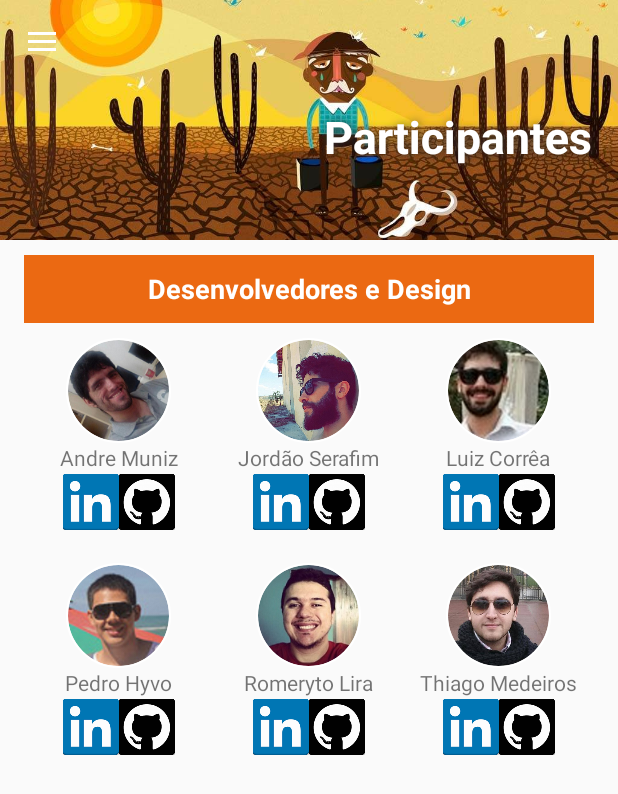
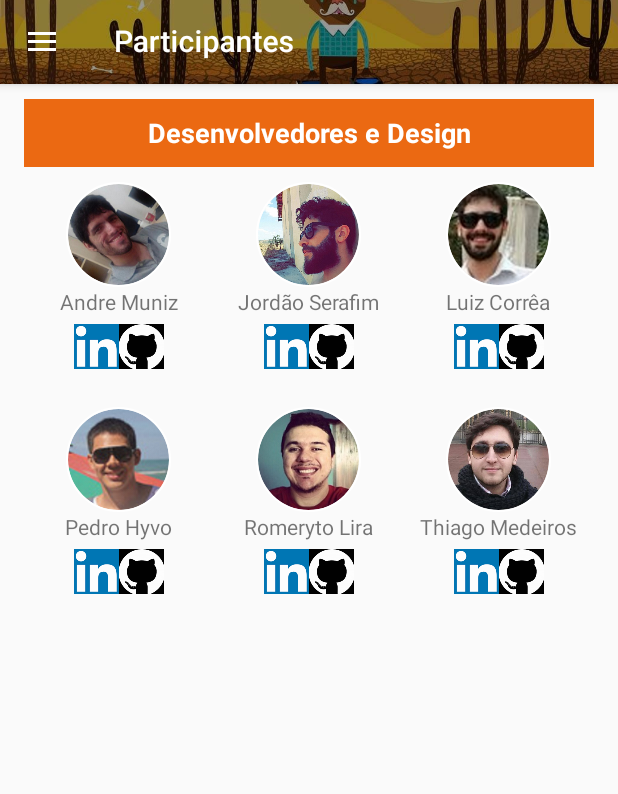
Before and after one commit to umbucaja/moringa-android, an Android app: the screen it shows after launch (MoringaActivity), in the side drawer, after a tap on "Participantes", on a phone screen of 412 x 824 dp. Shown: the top 794 px of the screen. Run offline under Robolectric (Android 15) with nearby library versions, the phone set to English and light mode, and no system bars; our stand-ins replace CircleImageView, Picasso; libraries missing offline, so code that uses them is left out: com.github.mikephil.charting; pictures from the network do not load.

Commit message:
expanded bar and change icon search

```diff
--- a/app/src/main/java/umbucaja/moringa/MoringaActivity.java
+++ b/app/src/main/java/umbucaja/moringa/MoringaActivity.java
@@ -122,13 +122,15 @@ public class MoringaActivity extends AppCompatActivity
         return true;
     }
 
+
+
     @Override
     public boolean onOptionsItemSelected(MenuItem item) {
         // Handle action bar item clicks here. The action bar will
         // automatically handle clicks on the Home/Up button, so long
         // as you specify a parent activity in AndroidManifest.xml.
         int id = item.getItemId();
-
+        System.out.println("ITEM ID: "+id);
         //noinspection SimplifiableIfStatement
         if (id == R.id.action_search) {
             Snackbar.make(findViewById(R.id.content_moringa), "search", Snackbar.LENGTH_LONG).show();
--- a/app/src/main/java/umbucaja/moringa/adapter/SearchViewAdapter.java
+++ b/app/src/main/java/umbucaja/moringa/adapter/SearchViewAdapter.java
@@ -5,6 +5,8 @@ import android.support.v4.widget.CursorAdapter;
 import android.support.v7.widget.SearchView;
 import android.widget.AdapterView;
 import android.widget.ArrayAdapter;
+
+import umbucaja.moringa.R;
 
 /**
  * Created by jordaoesa on 21/06/2016.
@@ -21,6 +23,9 @@ public class SearchViewAdapter extends SearchView {
     public void initialize() {
         mSearchAutoComplete = (SearchAutoComplete) findViewById(android.support.v7.appcompat.R.id.search_src_text);
         mSearchAutoComplete.setThreshold(1);
+        mSearchAutoComplete.setHintTextColor(getResources().getColor(R.color.background_color));
+        //mSearchAutoComplete.setBackground(getResources().getDrawable(R.color.background_color));
+
         mSearchAutoComplete.setDropDownBackgroundDrawable(getResources().getDrawable(android.support.v7.appcompat.R.drawable.abc_popup_background_mtrl_mult));
         this.setAdapter(null);
         this.setOnItemClickListener(null);
--- a/app/src/main/java/umbucaja/moringa/fragments/AcudesFragment.java
+++ b/app/src/main/java/umbucaja/moringa/fragments/AcudesFragment.java
@@ -16,6 +16,7 @@ import android.view.MenuItem;
 import android.view.View;
 import android.view.ViewGroup;
 import android.widget.AdapterView;
+import android.widget.ImageView;
 
 import umbucaja.moringa.MoringaActivity;
 import umbucaja.moringa.R;
@@ -84,11 +85,30 @@ public class AcudesFragment extends Fragment {
         setHasOptionsMenu(true);
     }
 
+
+
     @Override
     public void onCreateOptionsMenu(final Menu menu, final MenuInflater inflater) {
         final MenuItem searchItem = menu.findItem(R.id.action_search);
+
+
+
         searchView = (SearchViewAdapter) MenuItemCompat.getActionView(searchItem);
+
+        searchView.setOnSearchClickListener(new View.OnClickListener() {
+            @Override
+            public void onClick(View view) {
+                ((MoringaActivity)getActivity()).appBarLayout.setExpanded(false);
+            }
+        });
+
+        //SearchView mSearchView = (SearchView) MenuItemCompat.getActionView(searchViewMenuItem);
+        int searchImgId = android.support.v7.appcompat.R.id.search_button; // I used the explicit layout ID of searchview's ImageView
+        final ImageView v = (ImageView) searchView.findViewById(searchImgId);
+        v.setImageResource(R.drawable.ic_search_moringa);
+
         searchView.setQueryHint("Buscar Cidade...");
+
         searchView.setOnItemClickListener(new AdapterView.OnItemClickListener() {
             @Override
             public void onItemClick(AdapterView<?> parent, View view, int position, long id) {
@@ -107,7 +127,7 @@ public class AcudesFragment extends Fragment {
                 waterSourcesRecyclerView.setLayoutManager(new LinearLayoutManager(getContext()));
 
                 Server.getInstance(getContext()).getWaterAllSourcesFromCity(waterSourcesRecyclerView, city);
-
+                ((MoringaActivity)getActivity()).appBarLayout.setExpanded(true);
             }
         });
 
@@ -132,6 +152,13 @@ public class AcudesFragment extends Fragment {
         }
         ((MoringaActivity)getActivity()).collapsingToolbar.setStatusBarScrimColor(Color.parseColor("#00000000"));
         ((MoringaActivity)getActivity()).collapsingToolbar.setContentScrimColor(Color.parseColor("#66000000"));
+        ((MoringaActivity)getContext()).appBarLayout.setOnClickListener(new View.OnClickListener() {
+            @Override
+            public void onClick(View view) {
+                ((MoringaActivity)getActivity()).appBarLayout.setExpanded(false);
+                //searchView.onActionViewExpanded();
+            }
+        });
         return rootView;
     }
 
--- a/app/src/main/java/umbucaja/moringa/fragments/SobreFragment.java
+++ b/app/src/main/java/umbucaja/moringa/fragments/SobreFragment.java
@@ -85,8 +85,6 @@ public class SobreFragment extends Fragment {
         ImageView imageView = (ImageView) view.findViewById(R.id.image_view_logo_sobre);
         Picasso.with(getContext()).load(R.drawable.moringa_sobre).into(imageView);
 
-        //Glide.with(getContext()).load(R.drawable.moringa_sobre).centerCrop().into(imageView);
-
         return view;
     }
 
--- a/app/src/main/res/layout/fragment_desenvolvedores.xml
+++ b/app/src/main/res/layout/fragment_desenvolvedores.xml
@@ -85,18 +85,19 @@
                     android:gravity="center">
 
                     <ImageButton
-                        android:layout_width="37dp"
-                        android:layout_height="37dp"
+                        android:layout_width="30dp"
+                        android:layout_height="30dp"
                         android:src="@mipmap/ic_linkedin"
                         android:id="@+id/ib_linkedin_andre"
                         android:onClick="openNavigation"
                         android:tag="https://br.linkedin.com/in/andrefnmuniz"
                         android:layout_below="@+id/textView1"
                         android:layout_toLeftOf="@+id/space"
-                        android:layout_toStartOf="@+id/space" />
+                        android:layout_toStartOf="@+id/space"
+                       />
                     <ImageButton
-                        android:layout_width="37dp"
-                        android:layout_height="37dp"
+                        android:layout_width="30dp"
+                        android:layout_height="30dp"
                         android:src="@mipmap/ic_github"
                         android:onClick="openNavigation"
                         android:tag="https://github.com/Netherdan"
@@ -147,8 +148,8 @@
                     android:gravity="center">
 
                     <ImageButton
-                        android:layout_width="37dp"
-                        android:layout_height="37dp"
+                        android:layout_width="30dp"
+                        android:layout_height="30dp"
                         android:src="@mipmap/ic_linkedin"
                         android:id="@+id/ib_linkedin_jordao"
                         android:onClick="openNavigation"
@@ -157,8 +158,8 @@
                         android:layout_toLeftOf="@+id/space2"
                         android:layout_toStartOf="@+id/space2" />
                     <ImageButton
-                        android:layout_width="37dp"
-                        android:layout_height="37dp"
+                        android:layout_width="30dp"
+                        android:layout_height="30dp"
                         android:src="@mipmap/ic_github"
                         android:onClick="openNavigation"
                         android:tag="https://github.com/jordaoesa"
@@ -212,8 +213,8 @@
 
 
                     <ImageButton
-                        android:layout_width="37dp"
-                        android:layout_height="37dp"
+                        android:layout_width="30dp"
+                        android:layout_height="30dp"
                         android:src="@mipmap/ic_linkedin"
                         android:id="@+id/ib_linkedin_luiz"
                         android:onClick="openNavigation"
@@ -222,8 +223,8 @@
                         android:layout_toLeftOf="@+id/space3"
                         android:layout_toStartOf="@+id/space3" />
                     <ImageButton
-                        android:layout_width="37dp"
-                        android:layout_height="37dp"
+                        android:layout_width="30dp"
+                        android:layout_height="30dp"
                         android:src="@mipmap/ic_github"
                         android:onClick="openNavigation"
                         android:tag="https://github.com/laccf"
@@ -288,8 +289,8 @@
                     android:gravity="center">
 
                     <ImageButton
-                        android:layout_width="37dp"
-                        android:layout_height="37dp"
+                        android:layout_width="30dp"
+                        android:layout_height="30dp"
                         android:src="@mipmap/ic_linkedin"
                         android:id="@+id/ib_linkedin_pedro"
                         android:onClick="openNavigation"
@@ -300,8 +301,8 @@
                         android:layout_toLeftOf="@+id/space4"
                         android:layout_toStartOf="@+id/space4"/>
                     <ImageButton
-                        android:layout_width="37dp"
-                        android:layout_height="37dp"
+                        android:layout_width="30dp"
+                        android:layout_height="30dp"
                         android:src="@mipmap/ic_github"
                         android:onClick="openNavigation"
                         android:tag="https://github.com/pedrohyvo"
@@ -347,8 +348,8 @@
                     android:gravity="center">
 
                     <ImageButton
-                        android:layout_width="37dp"
-                        android:layout_height="37dp"
+                        android:layout_width="30dp"
+                        android:layout_height="30dp"
                         android:src="@mipmap/ic_linkedin"
                         android:id="@+id/ib_linkedin_romeryto"
                         android:onClick="openNavigation"
@@ -359,8 +360,8 @@
                         android:layout_toLeftOf="@+id/space5"
                         android:layout_toStartOf="@+id/space5"/>
                     <ImageButton
-                        android:layout_width="37dp"
-                        android:layout_height="37dp"
+                        android:layout_width="30dp"
+                        android:layout_height="30dp"
                         android:src="@mipmap/ic_github"
                         android:onClick="openNavigation"
                         android:tag="https://github.com/romeryto"
@@ -406,8 +407,8 @@
                     android:layout_gravity="center_horizontal"
                     android:gravity="center">
                     <ImageButton
-                        android:layout_width="37dp"
-                        android:layout_height="37dp"
+                        android:layout_width="30dp"
+                        android:layout_height="30dp"
                         android:src="@mipmap/ic_linkedin"
                         android:id="@+id/ib_linkedin_thiago"
                         android:onClick="openNavigation"
@@ -418,8 +419,8 @@
                         android:layout_toLeftOf="@+id/space6"
                         android:layout_toStartOf="@+id/space6"/>
                     <ImageButton
-                        android:layout_width="37dp"
-                        android:layout_height="37dp"
+                        android:layout_width="30dp"
+                        android:layout_height="30dp"
                         android:src="@mipmap/ic_github"
                         android:onClick="openNavigation"
                         android:tag="https://github.com/thiagoalmedeiros"
```
Also changed, not shown: app/src/main/res/layout/fragment_sobre.xml (+58 -1 lines), app/src/main/res/values/strings.xml (+4 -12 lines), app/src/main/res/drawable-hdpi/ic_search_moringa.png (added), app/src/main/res/drawable-mdpi/ic_search_moringa.png (added), app/src/main/res/drawable-xhdpi/ic_search_moringa.png (added), app/src/main/res/drawable-xxhdpi/ic_search_moringa.png (added), app/src/main/res/drawable-xxxhdpi/ic_search_moringa.png (added), app/src/main/res/drawable/aesa_logo.png (added), app/src/main/res/drawable/cagepa_logo.png (added), app/src/main/res/drawable/moringa_top_logo.png.
